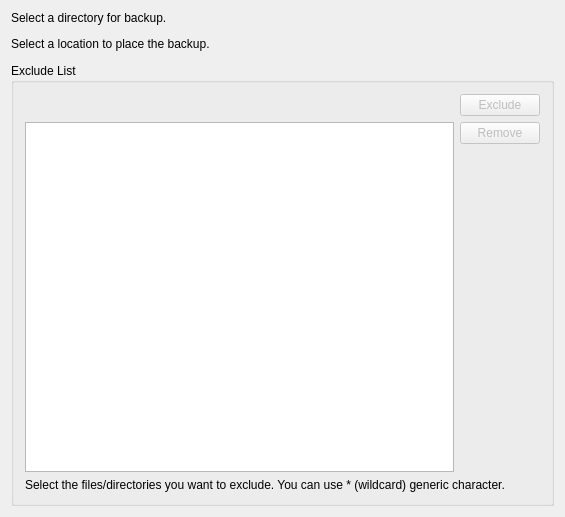
Above: src/app/excludeditemsview.ui from flavio/kaveau before the change. Below: the same form after it.
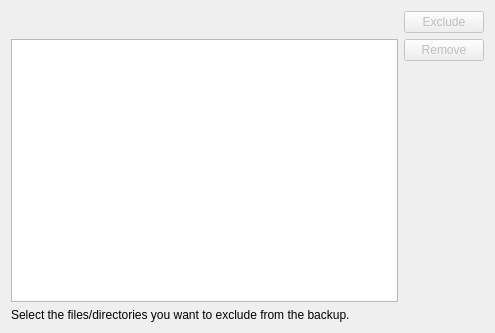
That is the form after the change. Custom widgets are drawn as their Qt base class.

Commit message: renamed classes

```diff
--- a/src/app/excludeditemsview.ui
+++ b/src/app/excludeditemsview.ui
@@ -6,8 +6,8 @@
    <rect>
     <x>0</x>
     <y>0</y>
-    <width>565</width>
-    <height>517</height>
+    <width>495</width>
+    <height>333</height>
    </rect>
   </property>
   <property name="sizePolicy">
@@ -16,58 +16,8 @@
     <verstretch>0</verstretch>
    </sizepolicy>
   </property>
-  <layout class="QHBoxLayout" name="horizontalLayout_2">
-   <item>
     <layout class="QVBoxLayout" name="verticalLayout_2">
      <item>
-      <widget class="QLabel" name="qLabel13">
-       <property name="sizePolicy">
-        <sizepolicy hsizetype="Expanding" vsizetype="Minimum">
-         <horstretch>0</horstretch>
-         <verstretch>0</verstretch>
-        </sizepolicy>
-       </property>
-       <property name="text">
-        <string>Select a directory for backup.</string>
-       </property>
-      </widget>
-     </item>
-     <item>
-      <widget class="KUrlRequester" name="sourceURL"/>
-     </item>
-     <item>
-      <widget class="QLabel" name="qLabel13_2">
-       <property name="sizePolicy">
-        <sizepolicy hsizetype="Expanding" vsizetype="Minimum">
-         <horstretch>0</horstretch>
-         <verstretch>0</verstretch>
-        </sizepolicy>
-       </property>
-       <property name="text">
-        <string>Select a location to place the backup.</string>
-       </property>
-      </widget>
-     </item>
-     <item>
-      <widget class="KUrlRequester" name="destURL">
-       <property name="sizePolicy">
-        <sizepolicy hsizetype="Expanding" vsizetype="Minimum">
-         <horstretch>0</horstretch>
-         <verstretch>0</verstretch>
-        </sizepolicy>
-       </property>
-      </widget>
-     </item>
-     <item>
-      <widget class="QGroupBox" name="incExcGroup">
-       <property name="enabled">
-        <bool>true</bool>
-       </property>
-       <property name="title">
-        <string>Exclude List</string>
-       </property>
-       <layout class="QVBoxLayout" name="verticalLayout">
-        <item>
          <layout class="QHBoxLayout" name="horizontalLayout">
           <item>
            <widget class="KUrlRequester" name="excludeURL">
@@ -95,12 +45,12 @@
          </layout>
         </item>
         <item>
-         <layout class="QHBoxLayout" name="_5">
+    <layout class="QHBoxLayout" name="horizontalLayout_2">
           <item>
            <widget class="QListWidget" name="excludedItems"/>
           </item>
           <item>
-           <layout class="QVBoxLayout" name="_6">
+      <layout class="QVBoxLayout" name="verticalLayout">
             <item>
              <widget class="KPushButton" name="btnRemove">
               <property name="enabled">
@@ -140,7 +90,7 @@
            </sizepolicy>
           </property>
           <property name="text">
-           <string>Select the files/directories you want to exclude. You can use * (wildcard) generic character.</string>
+      <string>Select the files/directories you want to exclude from the backup.</string>
           </property>
           <property name="textFormat">
            <enum>Qt::PlainText</enum>
@@ -149,11 +99,6 @@
            <bool>true</bool>
           </property>
          </widget>
-        </item>
-       </layout>
-      </widget>
-     </item>
-    </layout>
    </item>
   </layout>
  </widget>
```
Left out of the diff: 4 changed lines with no effect on the pictures. Lines whose indentation alone changed are shown as unchanged. The commit also changes 2 other files.
